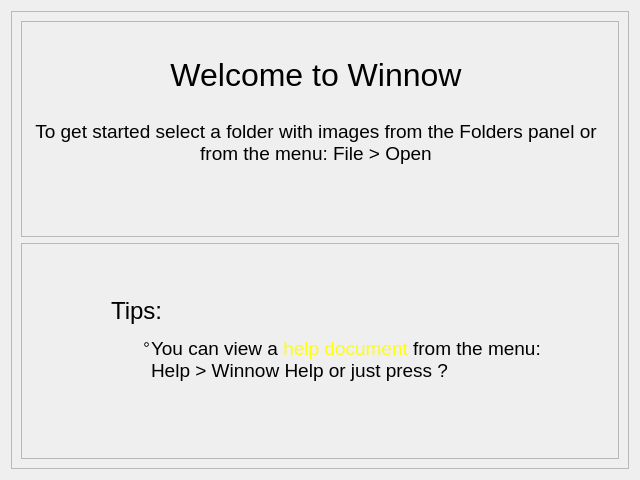
Before: the Qt Designer form introduction.ui in towhee/Winnow64, drawn with Qt 5.
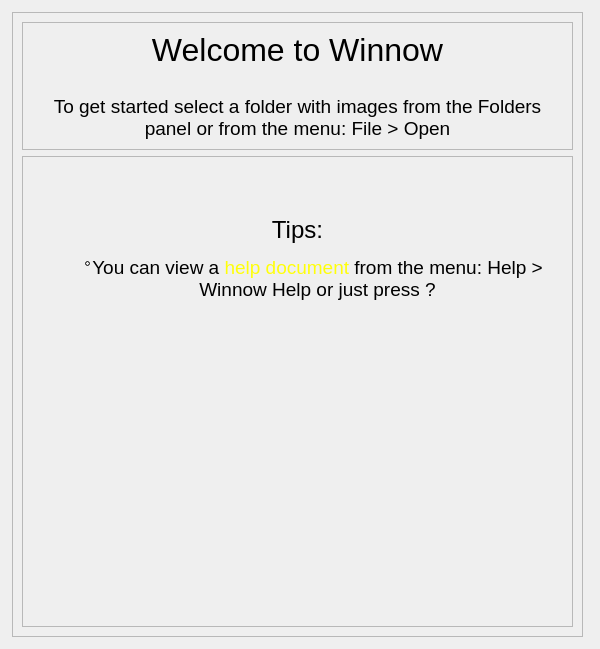
After: the same form once the commit is applied.

Commit message: Welcome 2 Fix thumbFeatures issue

```diff
--- a/introduction.ui
+++ b/introduction.ui
@@ -6,16 +6,40 @@
    <rect>
     <x>0</x>
     <y>0</y>
-    <width>640</width>
-    <height>480</height>
+    <width>600</width>
+    <height>649</height>
    </rect>
   </property>
+  <property name="sizePolicy">
+   <sizepolicy hsizetype="Expanding" vsizetype="Expanding">
+    <horstretch>0</horstretch>
+    <verstretch>0</verstretch>
+   </sizepolicy>
+  </property>
+  <property name="minimumSize">
+   <size>
+    <width>0</width>
+    <height>0</height>
+   </size>
+  </property>
+  <property name="maximumSize">
+   <size>
+    <width>16777215</width>
+    <height>16777215</height>
+   </size>
+  </property>
   <property name="windowTitle">
    <string>Form</string>
   </property>
-  <layout class="QHBoxLayout" name="horizontalLayout">
-   <item>
     <widget class="QScrollArea" name="scrollArea">
+   <property name="geometry">
+    <rect>
+     <x>12</x>
+     <y>12</y>
+     <width>571</width>
+     <height>625</height>
+    </rect>
+   </property>
      <property name="widgetResizable">
       <bool>true</bool>
      </property>
@@ -24,28 +48,34 @@
        <rect>
         <x>0</x>
         <y>0</y>
-        <width>614</width>
-        <height>454</height>
-       </rect>
-      </property>
-      <layout class="QVBoxLayout" name="verticalLayout">
+      <width>569</width>
+      <height>623</height>
+     </rect>
+    </property>
+    <property name="sizePolicy">
+     <sizepolicy hsizetype="Expanding" vsizetype="Expanding">
+      <horstretch>0</horstretch>
+      <verstretch>0</verstretch>
+     </sizepolicy>
+    </property>
+    <layout class="QVBoxLayout" name="verticalLayout_3">
        <item>
         <widget class="QFrame" name="frame_2">
+       <property name="sizePolicy">
+        <sizepolicy hsizetype="Expanding" vsizetype="Preferred">
+         <horstretch>0</horstretch>
+         <verstretch>0</verstretch>
+        </sizepolicy>
+       </property>
          <property name="frameShape">
           <enum>QFrame::StyledPanel</enum>
          </property>
          <property name="frameShadow">
           <enum>QFrame::Raised</enum>
          </property>
-         <widget class="QLabel" name="label">
-          <property name="geometry">
-           <rect>
-            <x>0</x>
-            <y>30</y>
-            <width>590</width>
-            <height>121</height>
-           </rect>
-          </property>
+       <layout class="QVBoxLayout" name="verticalLayout">
+        <item>
+         <widget class="QLabel" name="welcomeLabel">
           <property name="text">
            <string>&lt;html&gt;&lt;head/&gt;&lt;body&gt;&lt;p align=&quot;center&quot;&gt;&lt;span style=&quot; font-size:24pt;&quot;&gt;Welcome to Winnow&lt;/span&gt;&lt;/p&gt;&lt;p align=&quot;center&quot;&gt;&lt;br/&gt;&lt;span style=&quot; font-size:14pt;&quot;&gt;To get started select a folder with images from the Folders panel or from the menu: File &amp;gt; Open&lt;/span&gt;&lt;/p&gt;&lt;/body&gt;&lt;/html&gt;</string>
           </property>
@@ -53,28 +83,39 @@
            <bool>true</bool>
           </property>
          </widget>
+        </item>
+       </layout>
         </widget>
        </item>
        <item>
         <widget class="QFrame" name="frame">
+       <property name="sizePolicy">
+        <sizepolicy hsizetype="Expanding" vsizetype="Expanding">
+         <horstretch>0</horstretch>
+         <verstretch>0</verstretch>
+        </sizepolicy>
+       </property>
+       <property name="maximumSize">
+        <size>
+         <width>16777215</width>
+         <height>16777215</height>
+        </size>
+       </property>
          <property name="frameShape">
           <enum>QFrame::StyledPanel</enum>
          </property>
          <property name="frameShadow">
           <enum>QFrame::Raised</enum>
          </property>
-         <widget class="QLabel" name="label_2">
-          <property name="geometry">
-           <rect>
-            <x>40</x>
-            <y>30</y>
-            <width>501</width>
-            <height>133</height>
-           </rect>
-          </property>
+       <layout class="QHBoxLayout" name="horizontalLayout_2">
+        <item>
+         <widget class="QLabel" name="tipslabel">
           <property name="text">
            <string>&lt;html&gt;&lt;head/&gt;&lt;body&gt;&lt;p&gt;&lt;span style=&quot; font-size:18pt;&quot;&gt;Tips:&lt;/span&gt;&lt;/p&gt;&lt;ul type=&quot;circle&quot; style=&quot;margin-top: 0px; margin-bottom: 0px; margin-left: 0px; margin-right: 0px; -qt-list-indent: 1;&quot;&gt;&lt;li style=&quot; margin-top:12px; margin-bottom:0px; margin-left:0px; margin-right:0px; -qt-block-indent:0; text-indent:0px;&quot;&gt;&lt;span style=&quot; font-size:14pt;&quot;&gt;You can view a &lt;/span&gt;&lt;span style=&quot; font-size:14pt; color:#ffff0a;&quot;&gt;help document&lt;/span&gt;&lt;span style=&quot; font-size:14pt;&quot;&gt; from the menu: Help &amp;gt; Winnow Help or just press ?&lt;/span&gt;&lt;/li&gt;</string>
           </property>
+          <property name="alignment">
+           <set>Qt::AlignHCenter|Qt::AlignTop</set>
+          </property>
           <property name="wordWrap">
            <bool>true</bool>
           </property>
@@ -85,13 +126,13 @@
            <number>50</number>
           </property>
          </widget>
-        </widget>
        </item>
       </layout>
      </widget>
-    </widget>
-   </item>
-  </layout>
+     </item>
+    </layout>
+   </widget>
+  </widget>
  </widget>
  <resources/>
  <connections/>
```
Lines whose indentation alone changed are shown as unchanged. The commit also changes 7 other files.
